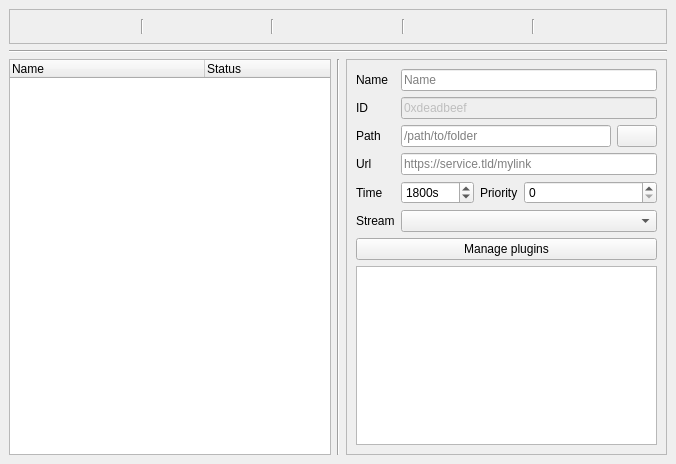
First picture: the form in cloudb/frontend/gui/raw ui/Home.ui, repository MonochromeBird/CloudBird, before the edit.
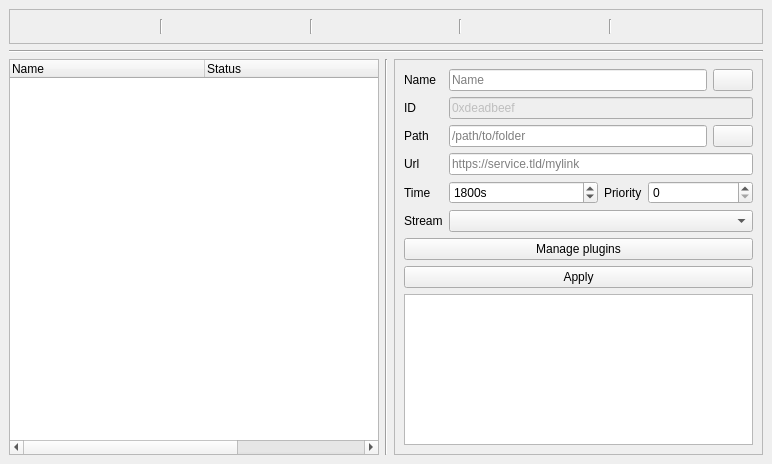
Second picture: the form after the edit. Icons and pictures are not drawn.

What changed in the file:
```diff
--- a/cloudb/frontend/gui/raw ui/Home.ui
+++ b/cloudb/frontend/gui/raw ui/Home.ui
@@ -6,7 +6,7 @@
    <rect>
     <x>0</x>
     <y>0</y>
-    <width>676</width>
+    <width>772</width>
     <height>464</height>
    </rect>
   </property>
@@ -78,6 +78,11 @@
           <set>AlignLeading|AlignVCenter</set>
          </property>
         </column>
+        <column>
+         <property name="text">
+          <string>ID</string>
+         </property>
+        </column>
        </widget>
       </item>
       <item>
@@ -99,11 +104,14 @@
             <rect>
              <x>0</x>
              <y>0</y>
-             <width>317</width>
-             <height>392</height>
+             <width>344</width>
+             <height>423</height>
             </rect>
            </property>
            <layout class="QGridLayout" name="gridLayout_2">
+            <item row="3" column="0">
+             <widget class="QTextEdit" name="Output"/>
+            </item>
             <item row="0" column="0">
              <layout class="QFormLayout" name="formLayout">
               <item row="0" column="0">
@@ -113,16 +121,6 @@
                 </property>
                </widget>
               </item>
-              <item row="0" column="1">
-               <widget class="QLineEdit" name="Name">
-                <property name="text">
-                 <string/>
-                </property>
-                <property name="placeholderText">
-                 <string>Name</string>
-                </property>
-               </widget>
-              </item>
               <item row="1" column="0">
                <widget class="QLabel" name="lID">
                 <property name="text">
@@ -200,6 +198,12 @@
                <layout class="QHBoxLayout" name="horizontalLayout_4">
                 <item>
                  <widget class="QSpinBox" name="Time">
+                  <property name="sizePolicy">
+                   <sizepolicy hsizetype="Expanding" vsizetype="Fixed">
+                    <horstretch>0</horstretch>
+                    <verstretch>0</verstretch>
+                   </sizepolicy>
+                  </property>
                   <property name="suffix">
                    <string>s</string>
                   </property>
@@ -269,11 +273,33 @@
                 </property>
                </widget>
               </item>
+              <item row="0" column="1">
+               <layout class="QHBoxLayout" name="horizontalLayout_6">
+                <item>
+                 <widget class="QLineEdit" name="Name">
+                  <property name="text">
+                   <string/>
+                  </property>
+                  <property name="placeholderText">
+                   <string>Name</string>
+                  </property>
+                 </widget>
+                </item>
+                <item>
+                 <widget class="QPushButton" name="Toggle">
+                  <property name="text">
+                   <string/>
+                  </property>
+                  <property name="icon">
+                   <iconset resource="resources.qrc">
+                    <normaloff>:/icons/turnon.svg</normaloff>:/icons/turnon.svg</iconset>
+                  </property>
+                 </widget>
+                </item>
+               </layout>
+              </item>
              </layout>
             </item>
-            <item row="2" column="0">
-             <widget class="QTextEdit" name="Output"/>
-            </item>
             <item row="1" column="0">
              <widget class="QPushButton" name="Addons">
               <property name="text">
@@ -281,6 +307,13 @@
               </property>
              </widget>
             </item>
+            <item row="2" column="0">
+             <widget class="QPushButton" name="Apply">
+              <property name="text">
+               <string>Apply</string>
+              </property>
+             </widget>
+            </item>
            </layout>
           </widget>
          </widget>
```
Left out of the diff: 71 changed lines with no effect on the pictures.
